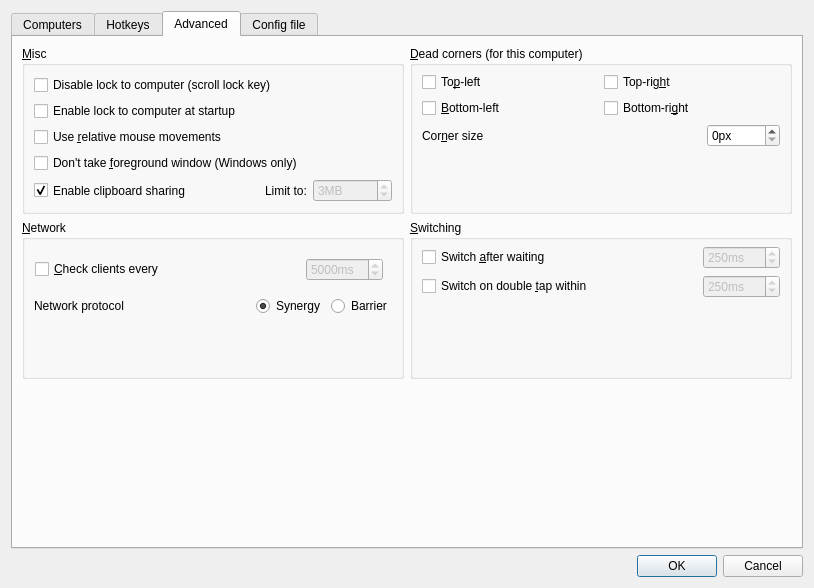
The window that src/lib/gui/dialogs/ServerConfigDialog.ui (deskflow/deskflow) describes before a commit, drawn with Qt 5.
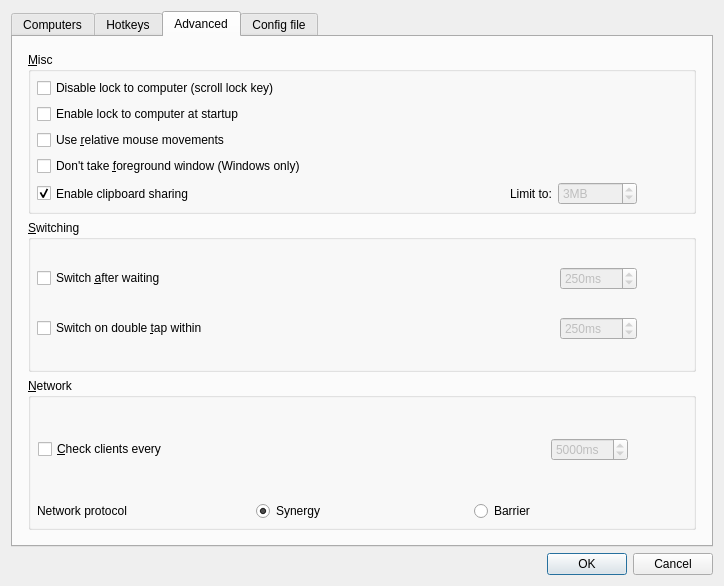
The same window after the commit. The open tabs and pages were chosen to show the change. Icons and pictures are not drawn. Custom widgets are drawn as their Qt base class.

Commit message: refactor: remove server dead corners. instead set per screen

```diff
--- a/src/lib/gui/dialogs/ServerConfigDialog.ui
+++ b/src/lib/gui/dialogs/ServerConfigDialog.ui
@@ -6,8 +6,8 @@
    <rect>
     <x>0</x>
     <y>0</y>
-    <width>814</width>
-    <height>588</height>
+    <width>724</width>
+    <height>586</height>
    </rect>
   </property>
   <property name="minimumSize">
@@ -307,116 +307,20 @@
       <attribute name="title">
        <string>Advanced</string>
       </attribute>
-      <layout class="QGridLayout" name="m_pGridCorners">
-       <item row="0" column="1">
-        <widget class="QGroupBox" name="groupCorners">
-         <property name="font">
-          <font>
-           <kerning>true</kerning>
-          </font>
-         </property>
-         <property name="title">
-          <string>&amp;Dead corners (for this computer)</string>
-         </property>
-         <property name="checked">
-          <bool>false</bool>
-         </property>
-         <layout class="QVBoxLayout" name="verticalLayout_6">
-          <property name="topMargin">
-           <number>6</number>
-          </property>
-          <item>
-           <layout class="QGridLayout" name="m_pLayoutCorners">
-            <item row="1" column="0">
-             <widget class="QCheckBox" name="cbCornerBottomLeft">
-              <property name="text">
-               <string>&amp;Bottom-left</string>
-              </property>
-             </widget>
-            </item>
-            <item row="0" column="0">
-             <widget class="QCheckBox" name="cbCornerTopLeft">
-              <property name="text">
-               <string>To&amp;p-left</string>
-              </property>
-             </widget>
-            </item>
-            <item row="1" column="1">
-             <widget class="QCheckBox" name="cbCornerBottomRight">
-              <property name="text">
-               <string>Bottom-ri&amp;ght</string>
-              </property>
-             </widget>
-            </item>
-            <item row="0" column="1">
-             <widget class="QCheckBox" name="cbCornerTopRight">
-              <property name="text">
-               <string>Top-rig&amp;ht</string>
-              </property>
-             </widget>
-            </item>
-           </layout>
-          </item>
-          <item>
-           <layout class="QHBoxLayout" name="m_pLayoutCornerSize">
-            <item>
-             <widget class="QLabel" name="label">
-              <property name="text">
-               <string>Cor&amp;ner size</string>
-              </property>
-              <property name="buddy">
-               <cstring>sbSwitchCornerSize</cstring>
-              </property>
-             </widget>
-            </item>
-            <item>
-             <spacer name="horizontalSpacer_7">
-              <property name="orientation">
-               <enum>Qt::Orientation::Horizontal</enum>
-              </property>
-              <property name="sizeHint" stdset="0">
-               <size>
-                <width>40</width>
-                <height>20</height>
-               </size>
-              </property>
-             </spacer>
-            </item>
-            <item>
-             <widget class="QSpinBox" name="sbSwitchCornerSize">
-              <property name="sizePolicy">
-               <sizepolicy hsizetype="Maximum" vsizetype="Fixed">
-                <horstretch>0</horstretch>
-                <verstretch>0</verstretch>
-               </sizepolicy>
-              </property>
-              <property name="suffix">
-               <string>px</string>
-              </property>
-              <property name="maximum">
-               <number>30000</number>
-              </property>
-             </widget>
-            </item>
-           </layout>
-          </item>
-          <item>
-           <spacer name="verticalSpacer_7">
-            <property name="orientation">
-             <enum>Qt::Orientation::Vertical</enum>
-            </property>
-            <property name="sizeHint" stdset="0">
-             <size>
-              <width>20</width>
-              <height>0</height>
-             </size>
-            </property>
-           </spacer>
-          </item>
-         </layout>
-        </widget>
-       </item>
-       <item row="0" column="0">
+      <layout class="QVBoxLayout" name="verticalLayout_2">
+       <property name="leftMargin">
+        <number>15</number>
+       </property>
+       <property name="topMargin">
+        <number>15</number>
+       </property>
+       <property name="rightMargin">
+        <number>15</number>
+       </property>
+       <property name="bottomMargin">
+        <number>15</number>
+       </property>
+       <item>
         <widget class="QGroupBox" name="groupMisc">
          <property name="font">
           <font>
@@ -427,6 +331,18 @@
           <string>&amp;Misc</string>
          </property>
          <layout class="QVBoxLayout" name="verticalLayout_4">
+          <property name="leftMargin">
+           <number>6</number>
+          </property>
+          <property name="topMargin">
+           <number>6</number>
+          </property>
+          <property name="rightMargin">
+           <number>6</number>
+          </property>
+          <property name="bottomMargin">
+           <number>6</number>
+          </property>
           <item>
            <widget class="QCheckBox" name="cbDisableLockToComputer">
             <property name="text">
@@ -521,30 +437,216 @@
               </property>
              </widget>
             </item>
+            <item>
+             <spacer name="horizontalSpacer_3">
+              <property name="orientation">
+               <enum>Qt::Orientation::Horizontal</enum>
+              </property>
+              <property name="sizeType">
+               <enum>QSizePolicy::Policy::Fixed</enum>
+              </property>
+              <property name="sizeHint" stdset="0">
+               <size>
+                <width>50</width>
+                <height>20</height>
+               </size>
+              </property>
+             </spacer>
+            </item>
            </layout>
           </item>
+         </layout>
+        </widget>
+       </item>
+       <item>
+        <widget class="QGroupBox" name="groupSwitch">
+         <property name="font">
+          <font>
+           <kerning>true</kerning>
+          </font>
+         </property>
+         <property name="title">
+          <string>&amp;Switching</string>
+         </property>
+         <layout class="QVBoxLayout">
+          <property name="spacing">
+           <number>6</number>
+          </property>
+          <property name="leftMargin">
+           <number>6</number>
+          </property>
+          <property name="topMargin">
+           <number>6</number>
+          </property>
+          <property name="rightMargin">
+           <number>6</number>
+          </property>
+          <property name="bottomMargin">
+           <number>6</number>
+          </property>
           <item>
-           <spacer name="verticalSpacer_6">
-            <property name="orientation">
-             <enum>Qt::Orientation::Vertical</enum>
-            </property>
-            <property name="sizeHint" stdset="0">
-             <size>
-              <width>20</width>
-              <height>0</height>
-             </size>
-            </property>
-           </spacer>
+           <layout class="QHBoxLayout" name="_5">
+            <item>
+             <widget class="QCheckBox" name="cbSwitchDelay">
+              <property name="enabled">
+               <bool>true</bool>
+              </property>
+              <property name="text">
+               <string>Switch &amp;after waiting</string>
+              </property>
+             </widget>
+            </item>
+            <item>
+             <spacer name="spacerSwitchWait">
+              <property name="orientation">
+               <enum>Qt::Orientation::Horizontal</enum>
+              </property>
+              <property name="sizeHint" stdset="0">
+               <size>
+                <width>40</width>
+                <height>20</height>
+               </size>
+              </property>
+             </spacer>
+            </item>
+            <item>
+             <widget class="QSpinBox" name="sbSwitchDelay">
+              <property name="enabled">
+               <bool>false</bool>
+              </property>
+              <property name="sizePolicy">
+               <sizepolicy hsizetype="Maximum" vsizetype="Fixed">
+                <horstretch>0</horstretch>
+                <verstretch>0</verstretch>
+               </sizepolicy>
+              </property>
+              <property name="suffix">
+               <string>ms</string>
+              </property>
+              <property name="minimum">
+               <number>10</number>
+              </property>
+              <property name="maximum">
+               <number>10000</number>
+              </property>
+              <property name="singleStep">
+               <number>10</number>
+              </property>
+              <property name="value">
+               <number>250</number>
+              </property>
+             </widget>
+            </item>
+            <item>
+             <spacer name="spacerSwitchWait_2">
+              <property name="orientation">
+               <enum>Qt::Orientation::Horizontal</enum>
+              </property>
+              <property name="sizeType">
+               <enum>QSizePolicy::Policy::Fixed</enum>
+              </property>
+              <property name="sizeHint" stdset="0">
+               <size>
+                <width>50</width>
+                <height>20</height>
+               </size>
+              </property>
+             </spacer>
+            </item>
+           </layout>
           </item>
+          <item>
+           <layout class="QHBoxLayout" name="_6">
+            <item>
+             <widget class="QCheckBox" name="cbSwitchDoubleTap">
+              <property name="enabled">
+               <bool>true</bool>
+              </property>
+              <property name="text">
+               <string>Switch on double &amp;tap within</string>
+              </property>
+             </widget>
+            </item>
+            <item>
+             <spacer name="spacerDoubleTap">
+              <property name="orientation">
+               <enum>Qt::Orientation::Horizontal</enum>
+              </property>
+              <property name="sizeHint" stdset="0">
+               <size>
+                <width>40</width>
+                <height>20</height>
+               </size>
+              </property>
+             </spacer>
+            </item>
+            <item>
+             <widget class="QSpinBox" name="sbSwitchDoubleTap">
+              <property name="enabled">
+               <bool>false</bool>
+              </property>
+              <property name="sizePolicy">
+               <sizepolicy hsizetype="Maximum" vsizetype="Fixed">
+                <horstretch>0</horstretch>
+                <verstretch>0</verstretch>
+               </sizepolicy>
+              </property>
+              <property name="suffix">
+               <string>ms</string>
+              </property>
+              <property name="minimum">
+               <number>10</number>
+              </property>
+              <property name="maximum">
+               <number>10000</number>
+              </property>
+              <property name="singleStep">
+               <number>10</number>
+              </property>
+              <property name="value">
+               <number>250</number>
+              </property>
+             </widget>
+            </item>
+            <item>
+             <spacer name="spacerDoubleTap_2">
+              <property name="orientation">
+               <enum>Qt::Orientation::Horizontal</enum>
+              </property>
+              <property name="sizeType">
+               <enum>QSizePolicy::Policy::Fixed</enum>
+              </property>
+              <property name="sizeHint" stdset="0">
+               <size>
+                <width>50</width>
+                <height>20</height>
+               </size>
+              </property>
+             </spacer>
+            </item>
+           </layout>
+          </item>
          </layout>
         </widget>
        </item>
-       <item row="1" column="0">
+       <item>
         <widget class="QGroupBox" name="groupNetwork">
          <property name="title">
           <string>&amp;Network</string>
          </property>
          <layout class="QVBoxLayout" name="verticalLayout_5">
+          <property name="leftMargin">
+           <number>6</number>
+          </property>
+          <property name="topMargin">
+           <number>6</number>
+          </property>
+          <property name="rightMargin">
+           <number>6</number>
+          </property>
+          <property name="bottomMargin">
+           <number>6</number>
+          </property>
           <item>
            <widget class="QWidget" name="widgetHeartbeat" native="true">
             <layout class="QHBoxLayout" name="groupHeartbeat">
@@ -608,6 +710,22 @@
                </property>
               </widget>
              </item>
+             <item>
+              <spacer name="spacerNetwork_2">
+               <property name="orientation">
+                <enum>Qt::Orientation::Horizontal</enum>
+               </property>
+               <property name="sizeType">
+                <enum>QSizePolicy::Policy::Fixed</enum>
+               </property>
+               <property name="sizeHint" stdset="0">
+                <size>
+                 <width>50</width>
+                 <height>20</height>
+                </size>
+               </property>
+              </spacer>
+             </item>
             </layout>
            </widget>
           </item>
@@ -623,19 +741,6 @@
               </property>
              </widget>
             </item>
-            <item>
-             <spacer name="horizontalSpacer_8">
-              <property name="orientation">
-               <enum>Qt::Orientation::Horizontal</enum>
-              </property>
-              <property name="sizeHint" stdset="0">
-               <size>
-                <width>40</width>
-                <height>20</height>
-               </size>
-              </property>
-             </spacer>
-            </item>
             <item>
              <widget class="QRadioButton" name="rbProtocolSynergy">
               <property name="text">
@@ -655,181 +760,9 @@
             </item>
            </layout>
           </item>
-          <item>
-           <spacer name="verticalSpacer_3">
-            <property name="orientation">
-             <enum>Qt::Orientation::Vertical</enum>
-            </property>
-            <property name="sizeHint" stdset="0">
-             <size>
-              <width>20</width>
-              <height>0</height>
-             </size>
-            </property>
-           </spacer>
-          </item>
          </layout>
         </widget>
        </item>
-       <item row="1" column="1">
-        <widget class="QGroupBox" name="groupSwitch">
-         <property name="font">
-          <font>
-           <kerning>true</kerning>
-          </font>
-         </property>
-         <property name="title">
-          <string>&amp;Switching</string>
-         </property>
-         <layout class="QVBoxLayout">
-          <property name="spacing">
-           <number>6</number>
-          </property>
-          <property name="topMargin">
-           <number>6</number>
-          </property>
-          <property name="bottomMargin">
-           <number>6</number>
-          </property>
-          <item>
-           <layout class="QHBoxLayout" name="_5">
-            <item>
-             <widget class="QCheckBox" name="cbSwitchDelay">
-              <property name="enabled">
-               <bool>true</bool>
-              </property>
-              <property name="text">
-               <string>Switch &amp;after waiting</string>
-              </property>
-             </widget>
-            </item>
-            <item>
-             <spacer name="spacerSwitchWait">
-              <property name="orientation">
-               <enum>Qt::Orientation::Horizontal</enum>
-              </property>
-              <property name="sizeHint" stdset="0">
-               <size>
-                <width>40</width>
-                <height>20</height>
-               </size>
-              </property>
-             </spacer>
-            </item>
-            <item>
-             <widget class="QSpinBox" name="sbSwitchDelay">
-              <property name="enabled">
-               <bool>false</bool>
-              </property>
-              <property name="sizePolicy">
-               <sizepolicy hsizetype="Maximum" vsizetype="Fixed">
-                <horstretch>0</horstretch>
-                <verstretch>0</verstretch>
-               </sizepolicy>
-              </property>
-              <property name="suffix">
-               <string>ms</string>
-              </property>
-              <property name="minimum">
-               <number>10</number>
-              </property>
-              <property name="maximum">
-               <number>10000</number>
-              </property>
-              <property name="singleStep">
-               <number>10</number>
-              </property>
-              <property name="value">
-               <number>250</number>
-              </property>
-             </widget>
-            </item>
-           </layout>
-          </item>
-          <item>
-           <layout class="QHBoxLayout" name="_6">
-            <item>
-             <widget class="QCheckBox" name="cbSwitchDoubleTap">
-              <property name="enabled">
-               <bool>true</bool>
-              </property>
-              <property name="text">
-               <string>Switch on double &amp;tap within</string>
-              </property>
-             </widget>
-            </item>
-            <item>
-             <spacer name="spacerDoubleTap">
-              <property name="orientation">
-               <enum>Qt::Orientation::Horizontal</enum>
-              </property>
-              <property name="sizeHint" stdset="0">
-               <size>
-                <width>40</width>
-                <height>20</height>
-               </size>
-              </property>
-             </spacer>
-            </item>
-            <item>
-             <widget class="QSpinBox" name="sbSwitchDoubleTap">
-              <property name="enabled">
-               <bool>false</bool>
-              </property>
-              <property name="sizePolicy">
-               <sizepolicy hsizetype="Maximum" vsizetype="Fixed">
-                <horstretch>0</horstretch>
-                <verstretch>0</verstretch>
-               </sizepolicy>
-              </property>
-              <property name="suffix">
-               <string>ms</string>
-              </property>
-              <property name="minimum">
-               <number>10</number>
-              </property>
-              <property name="maximum">
-               <number>10000</number>
-              </property>
-              <property name="singleStep">
-               <number>10</number>
-              </property>
-              <property name="value">
-               <number>250</number>
-              </property>
-             </widget>
-            </item>
-           </layout>
-          </item>
-          <item>
-           <spacer name="verticalSpacer_5">
-            <property name="orientation">
-             <enum>Qt::Orientation::Vertical</enum>
-            </property>
-            <property name="sizeHint" stdset="0">
-             <size>
-              <width>20</width>
-              <height>0</height>
-             </size>
-            </property>
-           </spacer>
-          </item>
-         </layout>
-        </widget>
-       </item>
-       <item row="2" column="0">
-        <spacer name="verticalSpacer_2">
-         <property name="orientation">
-          <enum>Qt::Orientation::Vertical</enum>
-         </property>
-         <property name="sizeHint" stdset="0">
-          <size>
-           <width>20</width>
-           <height>40</height>
-          </size>
-         </property>
-        </spacer>
-       </item>
       </layout>
      </widget>
      <widget class="QWidget" name="tabConfigFile">
```
Left out of the diff: 1 changed line with no effect on the pictures. The commit also changes 15 other files.
